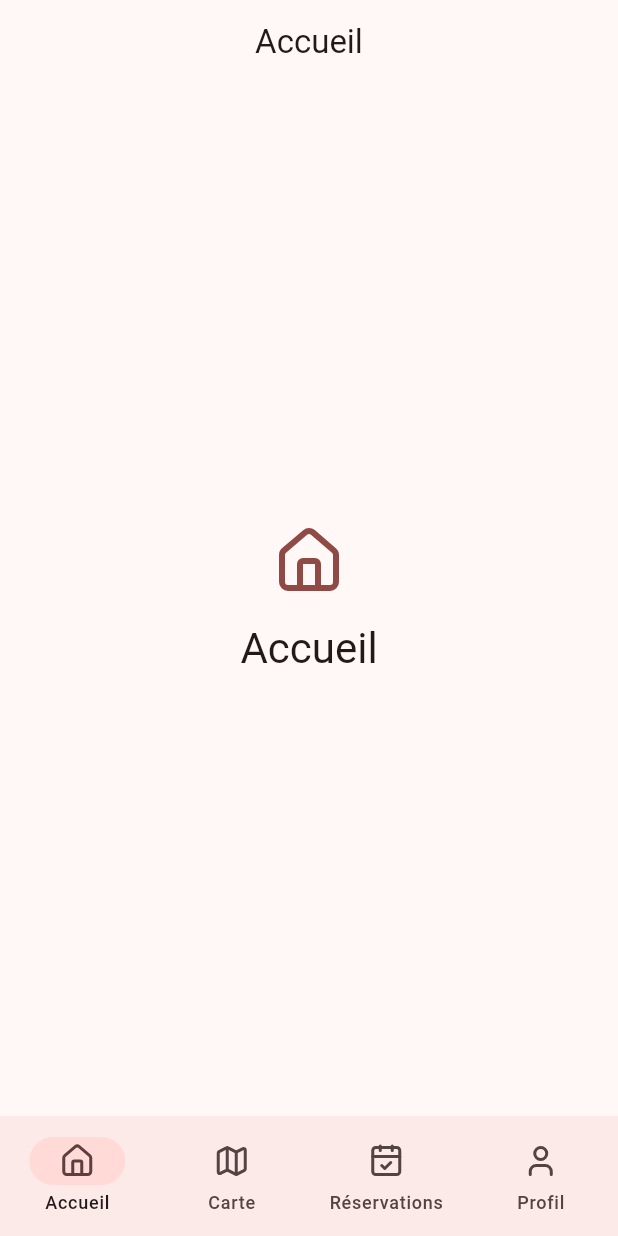
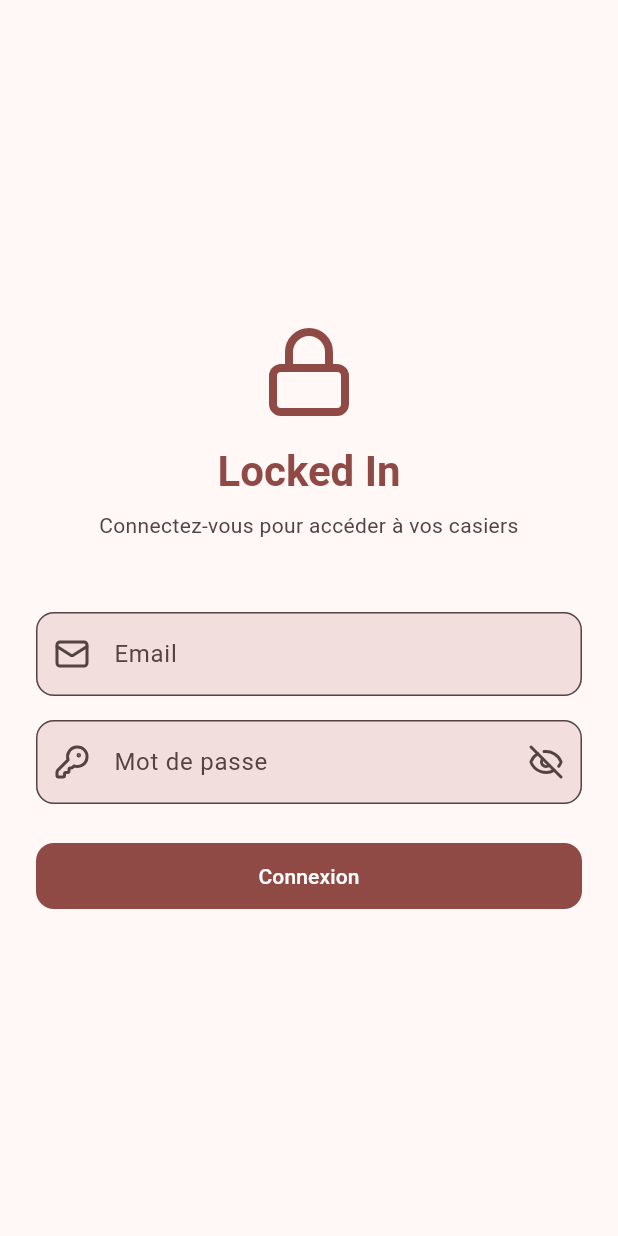
Before and after one commit to Enzobu/locked-in-mobile, a Flutter app: the screen it shows after launch, on a phone screen of 412 x 824 dp. Run offline on Flutter 3.47's test engine with Material 3 defaults, Android fonts, the phone set to English and light mode, and no system bars; our stand-ins replace dio, flutter_riverpod, go_router, lucide_icons, shared_preferences.

Commit message:
feat: TK-008 add login screen with auth provider and routing
- Create AuthNotifier with login/logout/auto-login states
- Create LoginScreen with email/password validation
- Add auth redirect in go_router (login guard)
- Add localization strings for login (FR, EN, DE, IT)

```diff
--- a/lib/app/router.dart
+++ b/lib/app/router.dart
@@ -3,6 +3,8 @@ import 'package:flutter_riverpod/flutter_riverpod.dart';
 import 'package:go_router/go_router.dart';
 import 'package:lucide_icons/lucide_icons.dart';
 
+import '../features/auth/presentation/providers/auth_provider.dart';
+import '../features/auth/presentation/screens/login_screen.dart';
 import '../features/home/presentation/screens/home_screen.dart';
 import '../features/map/presentation/screens/map_screen.dart';
 import '../features/profile/presentation/screens/profile_screen.dart';
@@ -10,9 +12,28 @@ import '../features/reservations/presentation/screens/reservations_screen.dart';
 import '../l10n/app_localizations.dart';
 
 final routerProvider = Provider<GoRouter>((ref) {
+  final authState = ref.watch(authProvider);
+
   return GoRouter(
     initialLocation: '/home',
+    redirect: (context, state) {
+      final isAuthenticated = authState.status == AuthStatus.authenticated;
+      final isOnLogin = state.matchedLocation == '/login';
+
+      if (authState.status == AuthStatus.initial ||
+          authState.status == AuthStatus.loading) {
+        return null;
+      }
+
+      if (!isAuthenticated && !isOnLogin) return '/login';
+      if (isAuthenticated && isOnLogin) return '/home';
+      return null;
+    },
     routes: [
+      GoRoute(
+        path: '/login',
+        builder: (context, state) => const LoginScreen(),
+      ),
       StatefulShellRoute.indexedStack(
         builder: (context, state, navigationShell) {
           return ScaffoldWithNavBar(navigationShell: navigationShell);
--- /dev/null
+++ b/lib/features/auth/presentation/screens/login_screen.dart
@@ -0,0 +1,185 @@
+import 'package:flutter/material.dart';
+import 'package:flutter_riverpod/flutter_riverpod.dart';
+import 'package:lucide_icons/lucide_icons.dart';
+
+import '../../../../l10n/app_localizations.dart';
+import '../providers/auth_provider.dart';
+
+class LoginScreen extends ConsumerStatefulWidget {
+  const LoginScreen({super.key});
+
+  @override
+  ConsumerState<LoginScreen> createState() => _LoginScreenState();
+}
+
+class _LoginScreenState extends ConsumerState<LoginScreen> {
+  final _formKey = GlobalKey<FormState>();
+  final _emailController = TextEditingController();
+  final _passwordController = TextEditingController();
+  bool _obscurePassword = true;
+
+  @override
+  void dispose() {
+    _emailController.dispose();
+    _passwordController.dispose();
+    super.dispose();
+  }
+
+  Future<void> _onLogin() async {
+    if (!_formKey.currentState!.validate()) return;
+    await ref.read(authProvider.notifier).login(
+      _emailController.text.trim(),
+      _passwordController.text,
+    );
+  }
+
+  @override
+  Widget build(BuildContext context) {
+    final l10n = AppLocalizations.of(context)!;
+    final authState = ref.watch(authProvider);
+    final theme = Theme.of(context);
+    final isLoading = authState.status == AuthStatus.loading;
+
+    return Scaffold(
+      body: SafeArea(
+        child: Center(
+          child: SingleChildScrollView(
+            padding: const EdgeInsets.symmetric(horizontal: 24),
+            child: Form(
+              key: _formKey,
+              child: Column(
+                mainAxisAlignment: MainAxisAlignment.center,
+                crossAxisAlignment: CrossAxisAlignment.stretch,
+                children: [
+                  Icon(
+                    LucideIcons.lock,
+                    size: 64,
+                    color: theme.colorScheme.primary,
+                  ),
+                  const SizedBox(height: 16),
+                  Text(
+                    l10n.appName,
+                    textAlign: TextAlign.center,
+                    style: theme.textTheme.headlineMedium?.copyWith(
+                      fontWeight: FontWeight.bold,
+                      color: theme.colorScheme.primary,
+                    ),
+                  ),
+                  const SizedBox(height: 8),
+                  Text(
+                    l10n.loginSubtitle,
+                    textAlign: TextAlign.center,
+                    style: theme.textTheme.bodyMedium?.copyWith(
+                      color: theme.colorScheme.onSurfaceVariant,
+                    ),
+                  ),
+                  const SizedBox(height: 48),
+                  TextFormField(
+                    controller: _emailController,
+                    enabled: !isLoading,
+                    keyboardType: TextInputType.emailAddress,
+                    textInputAction: TextInputAction.next,
+                    autocorrect: false,
+                    decoration: InputDecoration(
+                      labelText: l10n.email,
+                      prefixIcon: const Icon(LucideIcons.mail),
+                    ),
+                    validator: (value) {
+                      if (value == null || value.trim().isEmpty) {
+                        return l10n.emailRequired;
+                      }
+                      final emailRegex = RegExp(
+                        r'^[a-zA-Z0-9._%+-]+@[a-zA-Z0-9.-]+\.[a-zA-Z]{2,}$',
+                      );
+                      if (!emailRegex.hasMatch(value.trim())) {
+                        return l10n.emailInvalid;
+                      }
+                      return null;
+                    },
+                  ),
+                  const SizedBox(height: 16),
+                  TextFormField(
+                    controller: _passwordController,
+                    enabled: !isLoading,
+                    obscureText: _obscurePassword,
+                    textInputAction: TextInputAction.done,
+                    onFieldSubmitted: (_) => _onLogin(),
+                    decoration: InputDecoration(
+                      labelText: l10n.password,
+                      prefixIcon: const Icon(LucideIcons.keyRound),
+                      suffixIcon: IconButton(
+                        icon: Icon(
+                          _obscurePassword
+                              ? LucideIcons.eyeOff
+                              : LucideIcons.eye,
+                        ),
+                        onPressed: () {
+                          setState(() {
+                            _obscurePassword = !_obscurePassword;
+                          });
+                        },
+                      ),
+                    ),
+                    validator: (value) {
+                      if (value == null || value.isEmpty) {
+                        return l10n.passwordRequired;
+                      }
+                      if (value.length < 6) {
+                        return l10n.passwordTooShort;
+                      }
+                      return null;
+                    },
+                  ),
+                  const SizedBox(height: 24),
+                  if (authState.status == AuthStatus.error &&
+                      authState.errorMessage != null)
+                    Padding(
+                      padding: const EdgeInsets.only(bottom: 16),
+                      child: Container(
+                        padding: const EdgeInsets.all(12),
+                        decoration: BoxDecoration(
+                          color: theme.colorScheme.errorContainer,
+                          borderRadius: BorderRadius.circular(12),
+                        ),
+                        child: Row(
+                          children: [
+                            Icon(
+                              LucideIcons.alertCircle,
+                              color: theme.colorScheme.onErrorContainer,
+                              size: 20,
+                            ),
+                            const SizedBox(width: 8),
+                            Expanded(
+                              child: Text(
+                                authState.errorMessage!,
+                                style: theme.textTheme.bodySmall?.copyWith(
+                                  color: theme.colorScheme.onErrorContainer,
+                                ),
+                              ),
+                            ),
+                          ],
+                        ),
+                      ),
+                    ),
+                  FilledButton(
+                    onPressed: isLoading ? null : _onLogin,
+                    child: isLoading
+                        ? SizedBox(
+                            height: 20,
+                            width: 20,
+                            child: CircularProgressIndicator(
+                              strokeWidth: 2,
+                              color: theme.colorScheme.onPrimary,
+                            ),
+                          )
+                        : Text(l10n.login),
+                  ),
+                ],
+              ),
+            ),
+          ),
+        ),
+      ),
+    );
+  }
+}
--- a/lib/l10n/app_de.arb
+++ b/lib/l10n/app_de.arb
@@ -16,6 +16,11 @@
   "logout": "Abmelden",
   "email": "E-Mail",
   "password": "Passwort",
+  "loginSubtitle": "Melden Sie sich an, um auf Ihre Schließfächer zuzugreifen",
+  "emailRequired": "E-Mail ist erforderlich",
+  "emailInvalid": "E-Mail ist ungültig",
+  "passwordRequired": "Passwort ist erforderlich",
+  "passwordTooShort": "Das Passwort muss mindestens 6 Zeichen lang sein",
   "search": "Suchen",
   "cancel": "Abbrechen",
   "confirm": "Bestätigen",
--- a/lib/l10n/app_en.arb
+++ b/lib/l10n/app_en.arb
@@ -16,6 +16,11 @@
   "logout": "Logout",
   "email": "Email",
   "password": "Password",
+  "loginSubtitle": "Sign in to access your lockers",
+  "emailRequired": "Email is required",
+  "emailInvalid": "Email is not valid",
+  "passwordRequired": "Password is required",
+  "passwordTooShort": "Password must be at least 6 characters",
   "search": "Search",
   "cancel": "Cancel",
   "confirm": "Confirm",
--- a/lib/l10n/app_fr.arb
+++ b/lib/l10n/app_fr.arb
@@ -32,6 +32,16 @@
   "@email": { "description": "Label champ email" },
   "password": "Mot de passe",
   "@password": { "description": "Label champ mot de passe" },
+  "loginSubtitle": "Connectez-vous pour accéder à vos casiers",
+  "@loginSubtitle": { "description": "Sous-titre page login" },
+  "emailRequired": "L'email est requis",
+  "@emailRequired": { "description": "Erreur email vide" },
+  "emailInvalid": "L'email n'est pas valide",
+  "@emailInvalid": { "description": "Erreur email invalide" },
+  "passwordRequired": "Le mot de passe est requis",
+  "@passwordRequired": { "description": "Erreur mot de passe vide" },
+  "passwordTooShort": "Le mot de passe doit contenir au moins 6 caractères",
+  "@passwordTooShort": { "description": "Erreur mot de passe trop court" },
   "search": "Rechercher",
   "@search": { "description": "Placeholder recherche" },
   "cancel": "Annuler",
--- a/lib/l10n/app_it.arb
+++ b/lib/l10n/app_it.arb
@@ -16,6 +16,11 @@
   "logout": "Esci",
   "email": "Email",
   "password": "Password",
+  "loginSubtitle": "Accedi per utilizzare i tuoi armadietti",
+  "emailRequired": "L'email è obbligatoria",
+  "emailInvalid": "L'email non è valida",
+  "passwordRequired": "La password è obbligatoria",
+  "passwordTooShort": "La password deve contenere almeno 6 caratteri",
   "search": "Cerca",
   "cancel": "Annulla",
   "confirm": "Conferma",
--- a/lib/l10n/app_localizations.dart
+++ b/lib/l10n/app_localizations.dart
@@ -198,6 +198,36 @@ abstract class AppLocalizations {
   /// **'Mot de passe'**
   String get password;
 
+  /// Sous-titre page login
+  ///
+  /// In fr, this message translates to:
+  /// **'Connectez-vous pour accéder à vos casiers'**
+  String get loginSubtitle;
+
+  /// Erreur email vide
+  ///
+  /// In fr, this message translates to:
+  /// **'L\'email est requis'**
+  String get emailRequired;
+
+  /// Erreur email invalide
+  ///
+  /// In fr, this message translates to:
+  /// **'L\'email n\'est pas valide'**
+  String get emailInvalid;
+
+  /// Erreur mot de passe vide
+  ///
+  /// In fr, this message translates to:
+  /// **'Le mot de passe est requis'**
+  String get passwordRequired;
+
+  /// Erreur mot de passe trop court
+  ///
+  /// In fr, this message translates to:
+  /// **'Le mot de passe doit contenir au moins 6 caractères'**
+  String get passwordTooShort;
+
   /// Placeholder recherche
   ///
   /// In fr, this message translates to:
--- a/lib/l10n/app_localizations_fr.dart
+++ b/lib/l10n/app_localizations_fr.dart
@@ -57,6 +57,22 @@ class AppLocalizationsFr extends AppLocalizations {
   String get password => 'Mot de passe';
 
   @override
+  String get loginSubtitle => 'Connectez-vous pour accéder à vos casiers';
+
+  @override
+  String get emailRequired => 'L\'email est requis';
+
+  @override
+  String get emailInvalid => 'L\'email n\'est pas valide';
+
+  @override
+  String get passwordRequired => 'Le mot de passe est requis';
+
+  @override
+  String get passwordTooShort =>
+      'Le mot de passe doit contenir au moins 6 caractères';
+
+  @override
   String get search => 'Rechercher';
 
   @override
```
Also changed, not shown: lib/features/auth/presentation/providers/auth_provider.dart (added, +93 -0 lines), lib/l10n/app_localizations_de.dart (+17 -0 lines), lib/l10n/app_localizations_en.dart (+15 -0 lines), lib/l10n/app_localizations_it.dart (+16 -0 lines).
